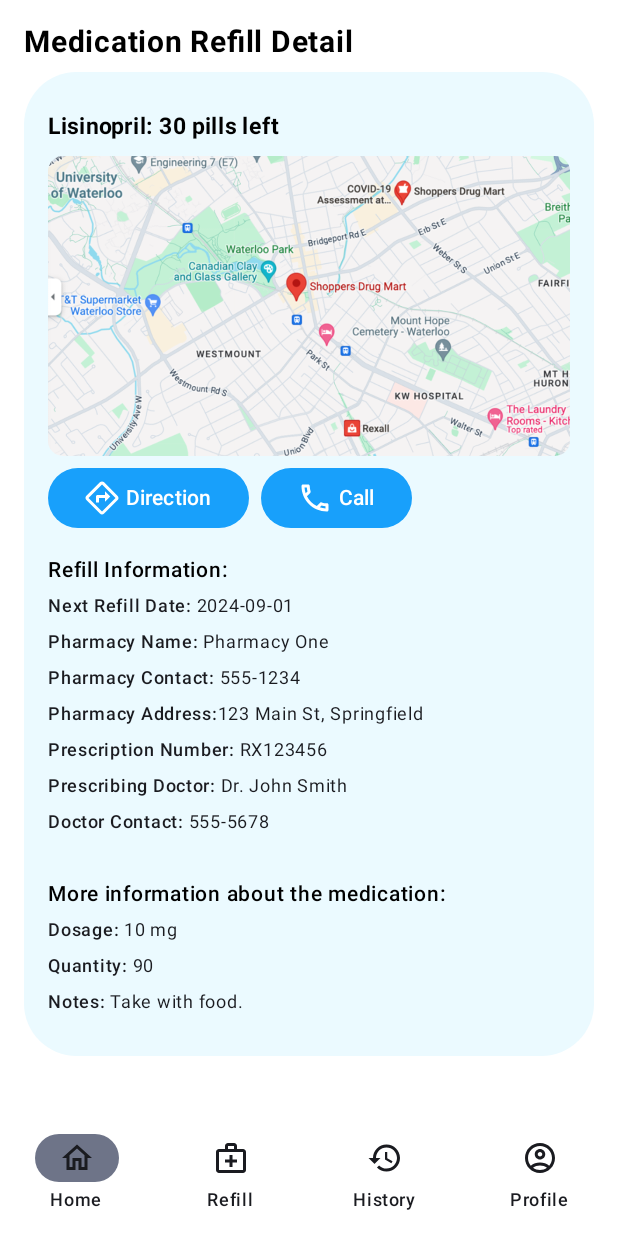
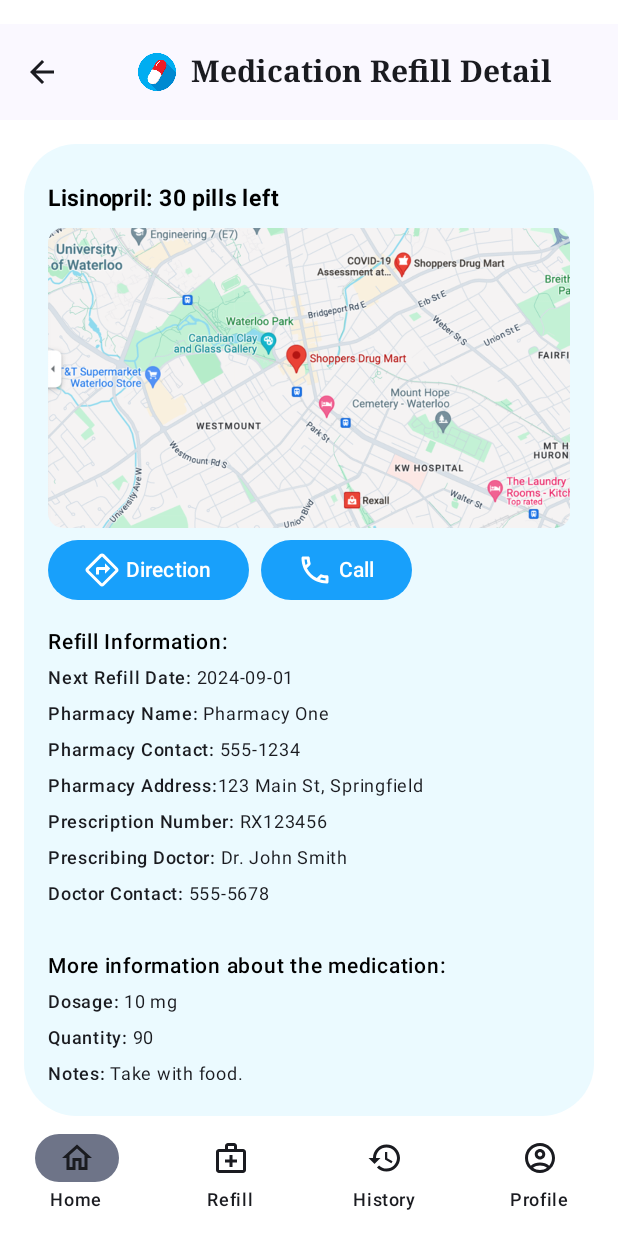
Before and after one commit to andrewliu6868/DoseDiary-Medication-and-Refill-Reminder-App, an Android app built with Jetpack Compose: the MedicationRefillDetailScreen screen opened through its navigation route, on a phone screen of 412 x 824 dp. Run offline under Robolectric (Android 15) with nearby library versions, the phone set to English and light mode, and no system bars.

Commit message:
Apply Custom Top Bar in Med Refill Detail

```diff
--- a/app/src/main/java/com/example/dosediary/components/Header.kt
+++ b/app/src/main/java/com/example/dosediary/components/Header.kt
@@ -19,6 +19,7 @@ import androidx.compose.material3.Text
 import androidx.compose.runtime.Composable
 import androidx.compose.ui.Alignment
 import androidx.compose.ui.Modifier
+import androidx.compose.ui.graphics.Color
 import androidx.compose.ui.res.painterResource
 import androidx.compose.ui.text.font.FontFamily
 import androidx.compose.ui.text.font.FontWeight
@@ -67,7 +68,7 @@ fun CustomTopAppBar(
     imageDescription: String = "App Logo"
 ) {
     CenterAlignedTopAppBar(
-        modifier = Modifier.padding(vertical = 16.dp).background(Background),
+        modifier = Modifier.padding(vertical = 16.dp).background(Color(0xFFFFFFFF)),
         title = {
             Row(modifier = Modifier.fillMaxWidth(), horizontalArrangement = Arrangement.Center, verticalAlignment = Alignment.CenterVertically) {
                 if (imageResId != null) {
--- a/app/src/main/java/com/example/dosediary/ui/theme/Theme.kt
+++ b/app/src/main/java/com/example/dosediary/ui/theme/Theme.kt
@@ -21,8 +21,8 @@ private val DarkColorScheme = darkColorScheme(
 private val LightColorScheme = lightColorScheme(
     primary = Purple40,
     secondary = PurpleGrey40,
-    tertiary = Pink40
-
+    tertiary = Pink40,
+    background = Background
     /* Other default colors to override
     background = Color(0xFFFFFBFE),
     surface = Color(0xFFFFFBFE),
--- a/app/src/main/java/com/example/dosediary/view/HomePage.kt
+++ b/app/src/main/java/com/example/dosediary/view/HomePage.kt
@@ -56,7 +56,7 @@ fun MedicationListScreen(navController: NavController) {
             modifier = Modifier
                 .fillMaxSize()
                 .padding(padding)
-                .padding(horizontal = 16.dp,)
+                .padding(horizontal = 16.dp)
         ) {
             LazyColumn(
                 modifier = Modifier.fillMaxSize()
--- a/app/src/main/java/com/example/dosediary/view/MedRefillDetail.kt
+++ b/app/src/main/java/com/example/dosediary/view/MedRefillDetail.kt
@@ -26,8 +26,11 @@ import com.example.dosediary.R
 import androidx.compose.ui.tooling.preview.Preview
 import androidx.navigation.NavController
 import androidx.navigation.compose.rememberNavController
+import com.example.dosediary.components.CustomTopAppBar
 import com.example.dosediary.ui.theme.ContainerBackground
 import com.example.dosediary.ui.theme.Primary
+import java.time.LocalDate
+import java.time.format.DateTimeFormatter
 
 @OptIn(ExperimentalMaterial3Api::class)
 @Composable
@@ -35,31 +38,23 @@ fun MedicationRefillDetailScreen(navController: NavController){
     Scaffold(
         modifier = Modifier.fillMaxSize(),
         topBar = {
-
-
-//            TopAppBar(
-//                title = { Text("Medication Refill Detail") },
-//                navigationIcon = {
-//                    IconButton(onClick = {
-//                        navController.navigateUp()
-//                    }) {
-//                        Icon(Icons.Default.ArrowBack, contentDescription = "Back")
-//                    }
-//                }
-//            )
+            CustomTopAppBar(
+                header = "Medication Refill Detail",
+                showNavigationIcon = true,
+                navController = navController,
+                imageResId = R.drawable.icon,  // Customizable icon
+                imageDescription = "App Icon"
+            )
         }
     ){padding ->
         Column(
             modifier = Modifier
                 .fillMaxSize()
                 .background(Color.White)
-                .padding(16.dp)
+                .padding(padding)
+                .padding(horizontal = 16.dp)
 
         ) {
-            BasicText(
-                text = "Medication Refill Detail",
-                style = LocalTextStyle.current.copy(fontWeight = FontWeight.Bold, fontSize = 20.sp)
-            )
             MedicationRefillDetail()
         }
     }
@@ -93,7 +88,6 @@ fun MedicationRefillDetail() {
         colors = CardDefaults.cardColors(containerColor = ContainerBackground),
         modifier = Modifier
             .fillMaxWidth()
-            .padding(vertical = 8.dp)
     ) {
         Column(modifier = Modifier.padding(16.dp)) {
             Spacer(modifier = Modifier.height(8.dp))
```
